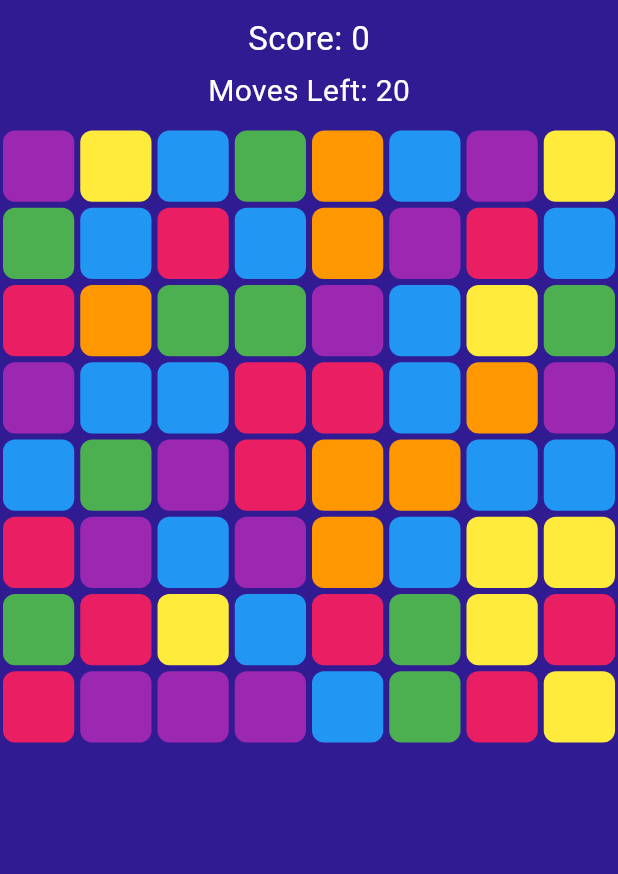
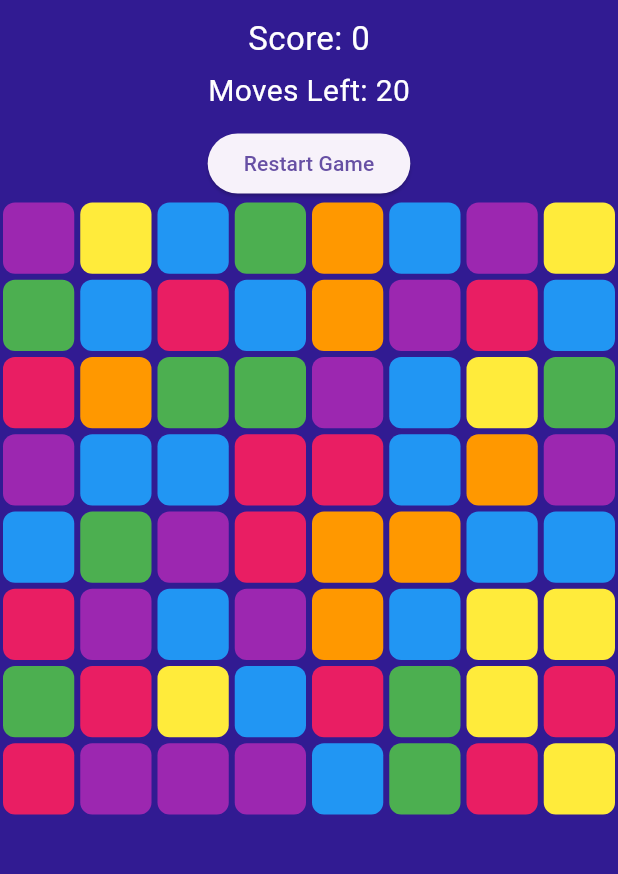
Before and after one commit to shubh7ag/braj-dham-zone, a Flutter app: the screen it shows after launch, on a phone screen of 412 x 824 dp, the part 84-958 px from its top. Run offline on Flutter 3.47's test engine with Material 3 defaults, Android fonts, the phone set to English and light mode, and no system bars.

Commit message:
Added win condition and restart button

```diff
--- a/lib/screens/game_screen.dart
+++ b/lib/screens/game_screen.dart
@@ -10,6 +10,7 @@ class GameScreen extends StatefulWidget {
 
 class _GameScreenState extends State<GameScreen> {
   final GameBoard gameBoard = GameBoard();
+  int targetScore = 500;
 
   int score = 0;
   int movesLeft = 20;
@@ -108,6 +109,27 @@ class _GameScreenState extends State<GameScreen> {
                 fontWeight: FontWeight.bold,
               ),
             ),
+          if (score >= targetScore)
+            const Text(
+            "Radhe Radhe! You Win 🎉",
+            style: TextStyle(
+              fontSize: 24,
+              color: Colors.green,
+              fontWeight: FontWeight.bold,
+            ),
+          ),
+          ElevatedButton(
+            onPressed: () {
+              setState(() {
+                gameBoard.generateBoard();
+                score = 0;
+                movesLeft = 20;
+              });
+            },
+            child: const Text("Restart Game"),
+          ),
+
+
 
           Expanded(
             child: GridView.builder(
```
